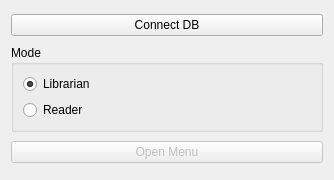
This is widget.ui in neshchereto/Library_management as Qt 5 draws it before an edit. The edited form follows.
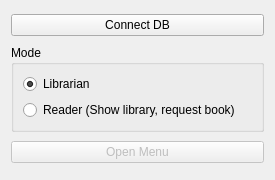
This is the edited form. Icons and pictures are not drawn.

Commit message: All ReaderMode functions were putted in 1 widget

```diff
--- a/widget.ui
+++ b/widget.ui
@@ -6,7 +6,7 @@
    <rect>
     <x>0</x>
     <y>0</y>
-    <width>334</width>
+    <width>275</width>
     <height>180</height>
    </rect>
   </property>
@@ -67,7 +67,7 @@
       <item>
        <widget class="QRadioButton" name="readerRadioButton">
         <property name="text">
-         <string>Reader</string>
+         <string>Reader (Show library, request book)</string>
         </property>
        </widget>
       </item>
```
The commit also changes 8 other files.
